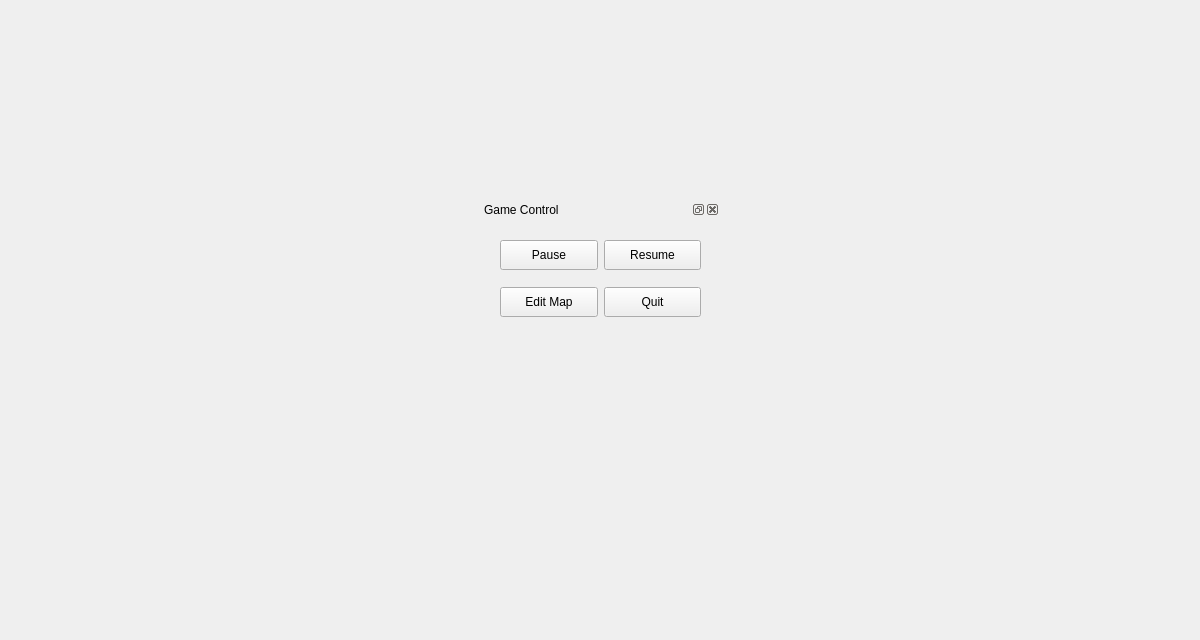
Qt form gameboard.ui (y-young/Qt-Snake) before a commit.
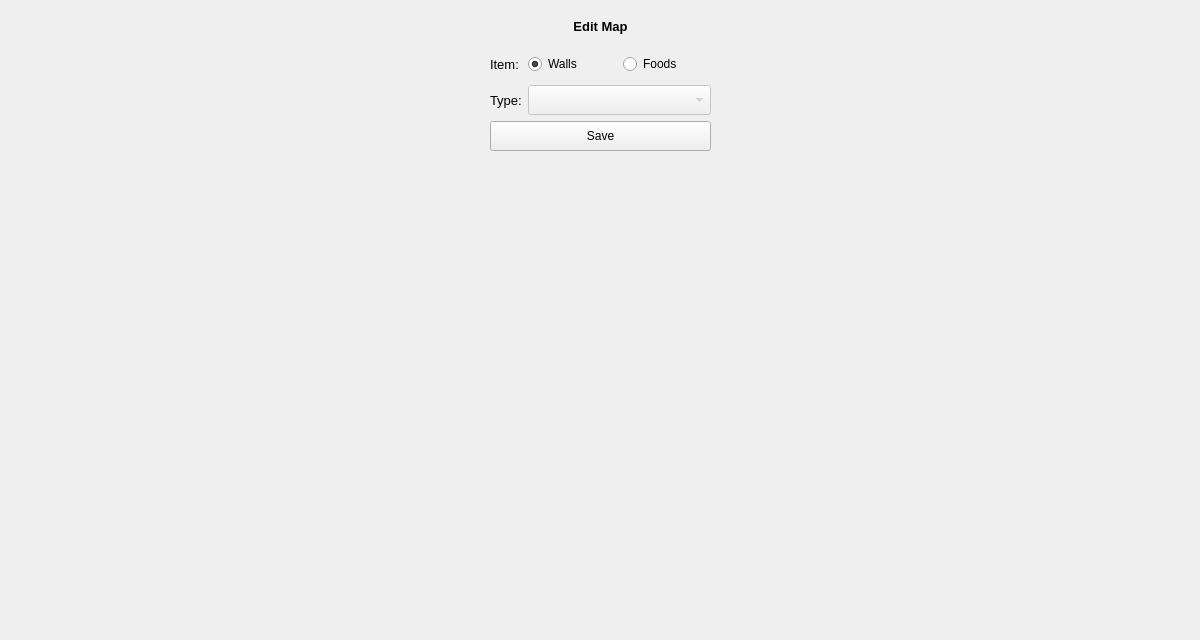
The same form after that commit. The open tabs and pages were chosen to show the change.

Commit message: feat: game control feat(finish): map editing enhance: able to select file when saving fix: empty filename causing crash

```diff
--- a/gameboard.ui
+++ b/gameboard.ui
@@ -52,38 +52,79 @@
        </layout>
       </item>
       <item>
-       <layout class="QGridLayout" name="PanelLayout" rowstretch="0">
+       <layout class="QGridLayout" name="PanelLayout" rowstretch="0,0">
         <property name="sizeConstraint">
          <enum>QLayout::SetMinimumSize</enum>
         </property>
         <item row="0" column="0">
-         <widget class="QDockWidget" name="dockWidget">
+         <widget class="QStackedWidget" name="GameControlWidget">
+          <property name="minimumSize">
+           <size>
+            <width>240</width>
+            <height>0</height>
+           </size>
+          </property>
           <property name="maximumSize">
            <size>
             <width>240</width>
-            <height>240</height>
+            <height>16777215</height>
            </size>
           </property>
           <property name="floating">
            <bool>false</bool>
           </property>
-          <property name="allowedAreas">
-           <set>Qt::RightDockWidgetArea</set>
-          </property>
-          <property name="windowTitle">
+          <widget class="QWidget" name="ControlPage">
+           <property name="font">
+            <font>
+             <weight>50</weight>
+             <bold>false</bold>
+            </font>
+           </property>
+           <widget class="QWidget" name="">
+            <property name="geometry">
+             <rect>
+              <x>0</x>
+              <y>10</y>
+              <width>241</width>
+              <height>121</height>
+             </rect>
+            </property>
+            <layout class="QVBoxLayout" name="verticalLayout_2">
+             <item>
+              <widget class="QLabel" name="ControlPagelabel">
+               <property name="font">
+                <font>
+                 <pointsize>10</pointsize>
+                 <weight>75</weight>
+                 <italic>false</italic>
+                 <bold>true</bold>
+                </font>
+               </property>
+               <property name="text">
            <string>Game Control</string>
           </property>
-          <widget class="QWidget" name="dockWidgetContents">
-           <widget class="QWidget" name="">
-            <property name="geometry">
-             <rect>
-              <x>20</x>
-              <y>10</y>
-              <width>201</width>
-              <height>101</height>
-             </rect>
-            </property>
+               <property name="alignment">
+                <set>Qt::AlignCenter</set>
+               </property>
+              </widget>
+             </item>
+             <item>
             <layout class="QGridLayout" name="gridLayout">
+               <property name="leftMargin">
+                <number>20</number>
+               </property>
+               <property name="topMargin">
+                <number>10</number>
+               </property>
+               <property name="rightMargin">
+                <number>20</number>
+               </property>
+               <property name="bottomMargin">
+                <number>10</number>
+               </property>
+               <property name="spacing">
+                <number>10</number>
+               </property>
              <item row="0" column="0">
               <widget class="QPushButton" name="pushButton">
                <property name="minimumSize">
@@ -101,7 +142,10 @@
               </widget>
              </item>
              <item row="0" column="1">
-              <widget class="QPushButton" name="pushButton_2">
+                <widget class="QPushButton" name="SaveGameButton">
+                 <property name="enabled">
+                  <bool>false</bool>
+                 </property>
                <property name="minimumSize">
                 <size>
                  <width>0</width>
@@ -112,12 +156,15 @@
                 <enum>Qt::NoFocus</enum>
                </property>
                <property name="text">
-                <string>Resume</string>
+                  <string>Save</string>
                </property>
               </widget>
              </item>
              <item row="1" column="0">
-              <widget class="QPushButton" name="pushButton_4">
+                <widget class="QPushButton" name="EditButton">
+                 <property name="enabled">
+                  <bool>false</bool>
+                 </property>
                <property name="minimumSize">
                 <size>
                  <width>0</width>
@@ -147,6 +194,149 @@
                 <string>Quit</string>
                </property>
               </widget>
+               </item>
+              </layout>
+             </item>
+            </layout>
+           </widget>
+          </widget>
+          <widget class="QWidget" name="EditPage">
+           <widget class="QWidget" name="">
+            <property name="geometry">
+             <rect>
+              <x>0</x>
+              <y>10</y>
+              <width>241</width>
+              <height>141</height>
+             </rect>
+            </property>
+            <layout class="QVBoxLayout" name="verticalLayout_3">
+             <item>
+              <widget class="QLabel" name="EditPageLabel">
+               <property name="font">
+                <font>
+                 <pointsize>10</pointsize>
+                 <weight>75</weight>
+                 <bold>true</bold>
+                 <underline>false</underline>
+                </font>
+               </property>
+               <property name="text">
+                <string>Edit Map</string>
+               </property>
+               <property name="alignment">
+                <set>Qt::AlignCenter</set>
+               </property>
+              </widget>
+             </item>
+             <item>
+              <layout class="QVBoxLayout" name="verticalLayout">
+               <property name="leftMargin">
+                <number>10</number>
+               </property>
+               <property name="rightMargin">
+                <number>10</number>
+               </property>
+               <item>
+                <layout class="QFormLayout" name="formLayout">
+                 <item row="0" column="0">
+                  <widget class="QLabel" name="Itemlabel">
+                   <property name="minimumSize">
+                    <size>
+                     <width>0</width>
+                     <height>30</height>
+                    </size>
+                   </property>
+                   <property name="font">
+                    <font>
+                     <pointsize>10</pointsize>
+                    </font>
+                   </property>
+                   <property name="text">
+                    <string>Item:</string>
+                   </property>
+                  </widget>
+                 </item>
+                 <item row="0" column="1">
+                  <layout class="QHBoxLayout" name="horizontalLayout">
+                   <item>
+                    <widget class="QRadioButton" name="WallsButton">
+                     <property name="minimumSize">
+                      <size>
+                       <width>0</width>
+                       <height>30</height>
+                      </size>
+                     </property>
+                     <property name="text">
+                      <string>Walls</string>
+                     </property>
+                     <property name="checked">
+                      <bool>true</bool>
+                     </property>
+                    </widget>
+                   </item>
+                   <item>
+                    <widget class="QRadioButton" name="FoodsButton">
+                     <property name="minimumSize">
+                      <size>
+                       <width>0</width>
+                       <height>30</height>
+                      </size>
+                     </property>
+                     <property name="text">
+                      <string>Foods</string>
+                     </property>
+                    </widget>
+                   </item>
+                  </layout>
+                 </item>
+                 <item row="1" column="0">
+                  <widget class="QLabel" name="TypeLabel">
+                   <property name="minimumSize">
+                    <size>
+                     <width>0</width>
+                     <height>30</height>
+                    </size>
+                   </property>
+                   <property name="font">
+                    <font>
+                     <pointsize>10</pointsize>
+                    </font>
+                   </property>
+                   <property name="text">
+                    <string>Type:</string>
+                   </property>
+                  </widget>
+                 </item>
+                 <item row="1" column="1">
+                  <widget class="QComboBox" name="FoodSelect">
+                   <property name="enabled">
+                    <bool>false</bool>
+                   </property>
+                   <property name="minimumSize">
+                    <size>
+                     <width>0</width>
+                     <height>30</height>
+                    </size>
+                   </property>
+                  </widget>
+                 </item>
+                </layout>
+               </item>
+               <item>
+                <widget class="QPushButton" name="SaveMapButton">
+                 <property name="minimumSize">
+                  <size>
+                   <width>0</width>
+                   <height>30</height>
+                  </size>
+                 </property>
+                 <property name="text">
+                  <string>Save</string>
+                 </property>
+                </widget>
+               </item>
+              </layout>
              </item>
             </layout>
            </widget>
```
Left out of the diff: 8 changed lines with no effect on the pictures. Lines whose indentation alone changed are shown as unchanged. The commit also changes 10 other files.
